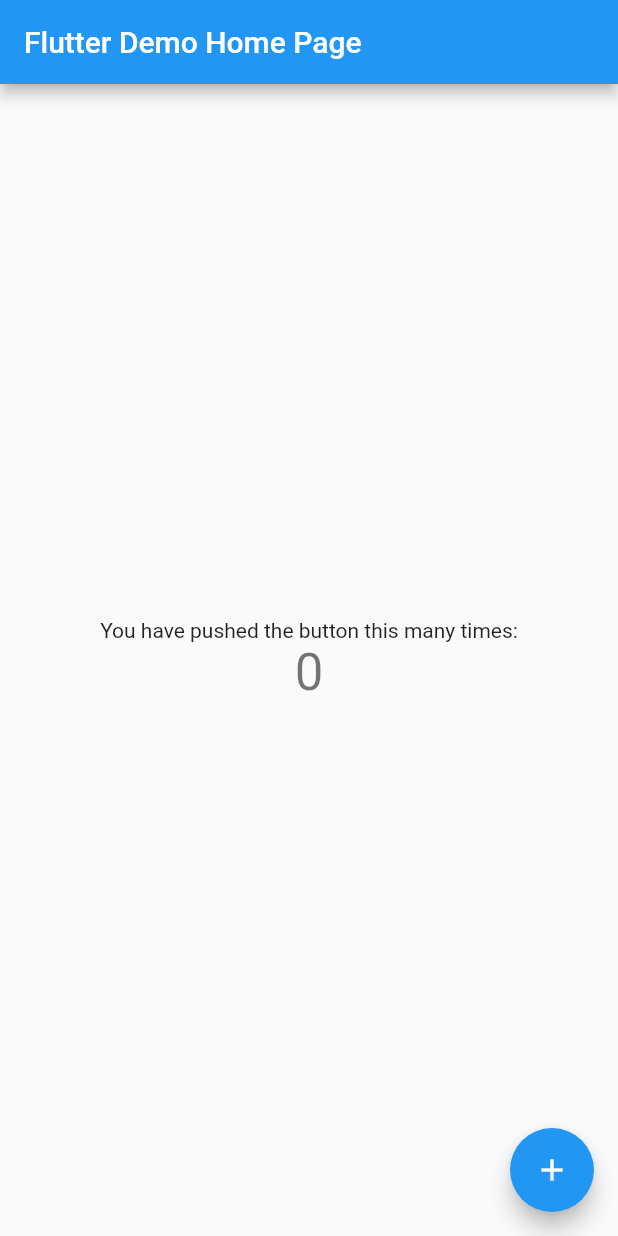
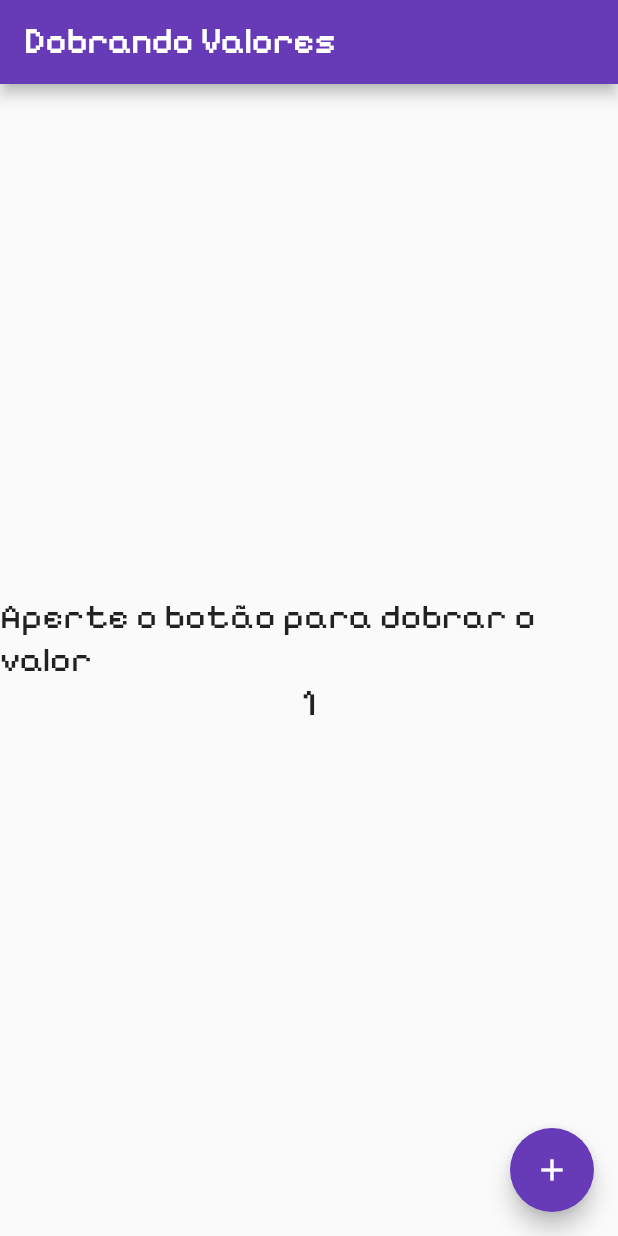
Before and after one commit to Karen-Ribeiro/meuappflutter, a Flutter app: the screen it shows after launch, on a phone screen of 412 x 824 dp. Run offline on Flutter 3.47's test engine with Material 2 defaults, Android fonts, the phone set to English and light mode, and no system bars.

Commit message:
feat: Alterando style e mudando o uso do count

```diff
--- a/lib/main.dart
+++ b/lib/main.dart
@@ -7,24 +7,22 @@ void main() {
 class MyApp extends StatelessWidget {
   const MyApp({super.key});
 
+
   // This widget is the root of your application.
   @override
   Widget build(BuildContext context) {
     return MaterialApp(
       title: 'Flutter Demo',
       theme: ThemeData(
-        // This is the theme of your application.
-        //
-        // Try running your application with "flutter run". You'll see the
-        // application has a blue toolbar. Then, without quitting the app, try
-        // changing the primarySwatch below to Colors.green and then invoke
-        // "hot reload" (press "r" in the console where you ran "flutter run",
-        // or simply save your changes to "hot reload" in a Flutter IDE).
-        // Notice that the counter didn't reset back to zero; the application
-        // is not restarted.
-        primarySwatch: Colors.blue,
+        primarySwatch: Colors.deepPurple,
+        textTheme: const TextTheme(
+          titleLarge: TextStyle(
+            fontFamily: 'PixelFont',
+            fontSize: 24.0,
+          )
+        )
       ),
-      home: const MyHomePage(title: 'Flutter Demo Home Page'),
+      home: const MyHomePage(title: 'Dobrando Valores'),
     );
   }
 }
@@ -48,7 +46,7 @@ class MyHomePage extends StatefulWidget {
 }
 
 class _MyHomePageState extends State<MyHomePage> {
-  int _counter = 0;
+  int _sum = 1;
 
   void _incrementCounter() {
     setState(() {
@@ -57,7 +55,7 @@ class _MyHomePageState extends State<MyHomePage> {
       // so that the display can reflect the updated values. If we changed
       // _counter without calling setState(), then the build method would not be
       // called again, and so nothing would appear to happen.
-      _counter++;
+      _sum += _sum;
     });
   }
 
@@ -96,12 +94,16 @@ class _MyHomePageState extends State<MyHomePage> {
           mainAxisAlignment: MainAxisAlignment.center,
           children: <Widget>[
             const Text(
-              'You have pushed the button this many times:',
+              'Aperte o botão para dobrar o valor',
+              style: TextStyle(
+                fontFamily: 'PixelFont',
+                fontSize: 24
+                ),
             ),
             Text(
-              '$_counter',
-              style: Theme.of(context).textTheme.headlineMedium,
-            ),
+              '$_sum',
+                style: Theme.of(context).textTheme.titleLarge
+                ),
           ],
         ),
       ),
--- a/pubspec.yaml
+++ b/pubspec.yaml
@@ -58,6 +58,10 @@ flutter:
   # the material Icons class.
   uses-material-design: true
 
+  fonts:
+    - family: PixelFont
+      fonts:
+        - asset: assets/fonts/PixelifySans.ttf
   # To add assets to your application, add an assets section, like this:
   # assets:
   #   - images/a_dot_burr.jpeg
```
Also changed, not shown: assets/fonts/PixelifySans.ttf (added).
